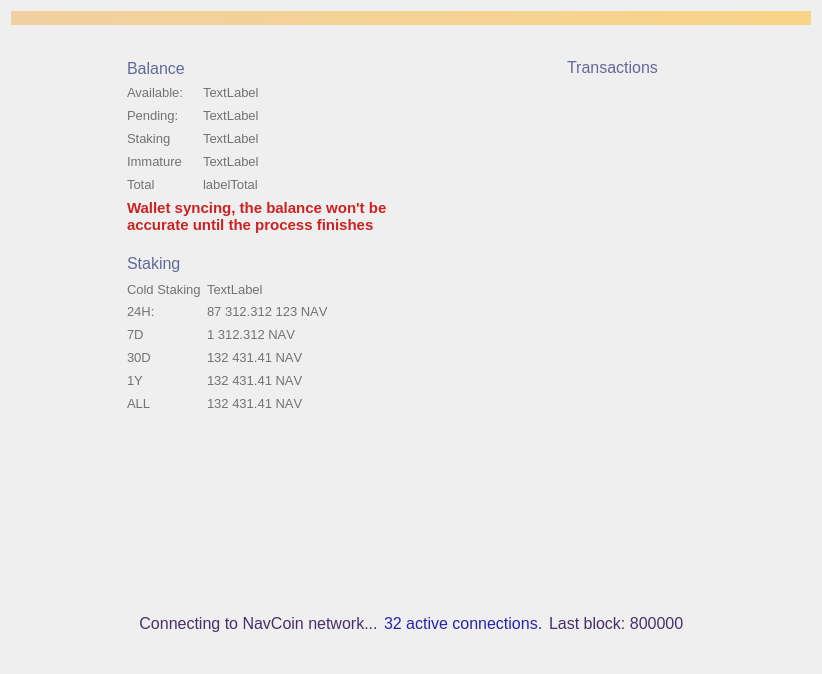
This is src/qt/forms/overviewpage.ui in navcoin/navcoin-core as Qt 5 draws it before an edit. The edited form follows.
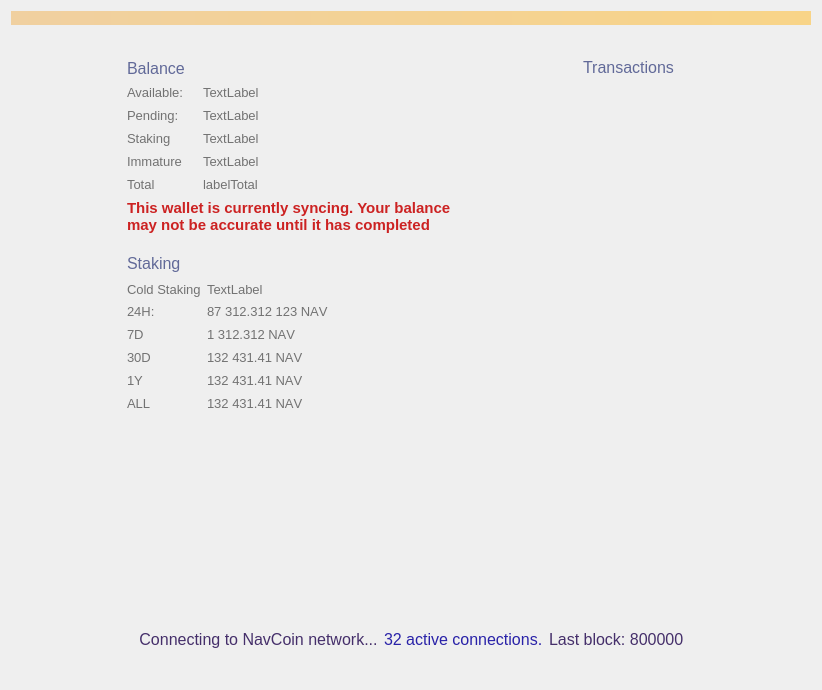
This is the edited form. Custom widgets are drawn as their Qt base class.

Commit message: Made several tweaks to the cfund gui. Fixed some spelling and wording. Added a new title to the dialog so we can see easily if we are looking at proposals or payment requests. Improved button placement. Selection clears after voting and page swapping. buttons are disabled unless you select something

The edit to the form file:
```diff
--- a/src/qt/forms/overviewpage.ui
+++ b/src/qt/forms/overviewpage.ui
@@ -7,7 +7,7 @@
     <x>0</x>
     <y>0</y>
     <width>822</width>
-    <height>674</height>
+    <height>690</height>
    </rect>
   </property>
   <property name="sizePolicy">
@@ -499,7 +499,7 @@
           <string notr="true">color:#cc2222</string>
          </property>
          <property name="text">
-          <string>Wallet syncing, the balance won't be accurate until the process finishes</string>
+          <string>This wallet is currently syncing. Your balance may not be accurate until it has completed</string>
          </property>
          <property name="wordWrap">
           <bool>true</bool>
```
The commit also changes 4 other files.
